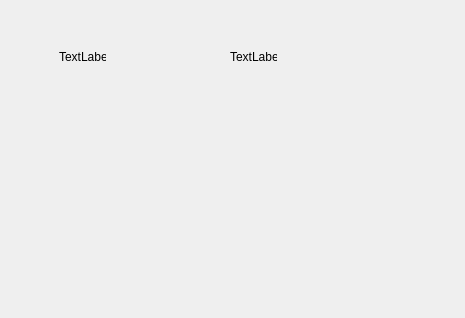
The window that mainwindow.ui (Dimaximym/QmlParser) describes before a commit, drawn with Qt 5.
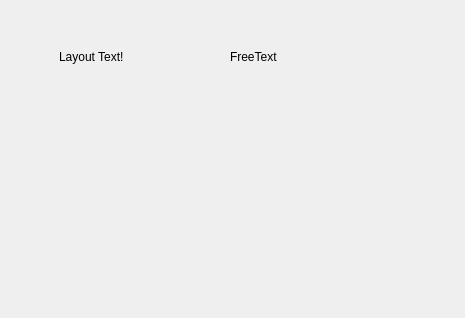
The same window after the commit.

Commit message: changed struct of qml parser - generateInternals added parsing Text property for Label

Patch:
```diff
--- a/mainwindow.ui
+++ b/mainwindow.ui
@@ -19,7 +19,7 @@
      <rect>
       <x>50</x>
       <y>40</y>
-      <width>65</width>
+      <width>91</width>
       <height>31</height>
      </rect>
     </property>
@@ -28,12 +28,12 @@
       <rect>
        <x>9</x>
        <y>9</y>
-       <width>47</width>
+       <width>71</width>
        <height>16</height>
       </rect>
      </property>
      <property name="text">
-      <string>TextLabel</string>
+      <string>Layout Text!</string>
      </property>
     </widget>
    </widget>
@@ -56,7 +56,7 @@
       </rect>
      </property>
      <property name="text">
-      <string>TextLabel</string>
+      <string>FreeText!</string>
      </property>
     </widget>
    </widget>
```
The commit also changes 5 other files.
